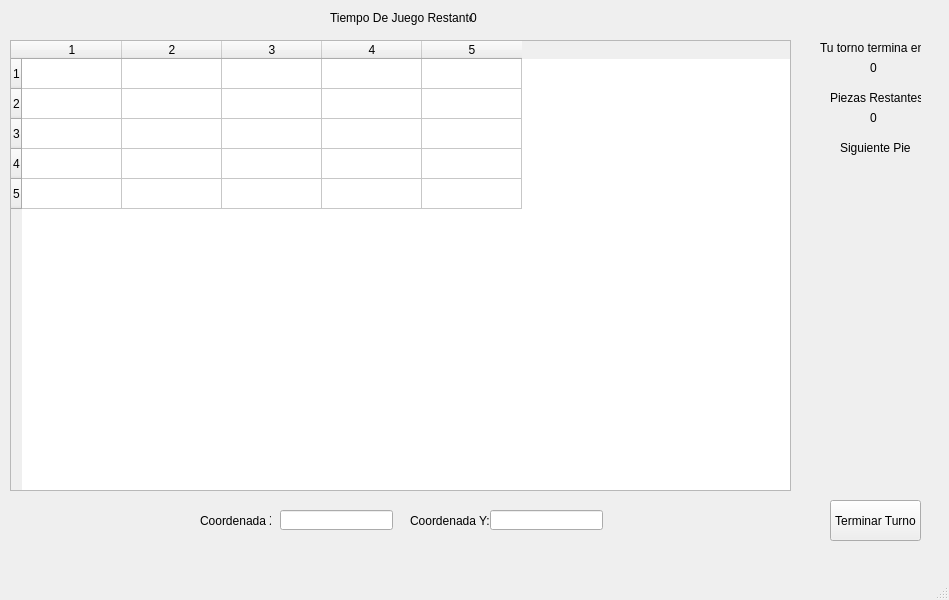
Qt form GameView.ui (CamiloSincal/IPC2_Proyecto1_202000605) before a commit.
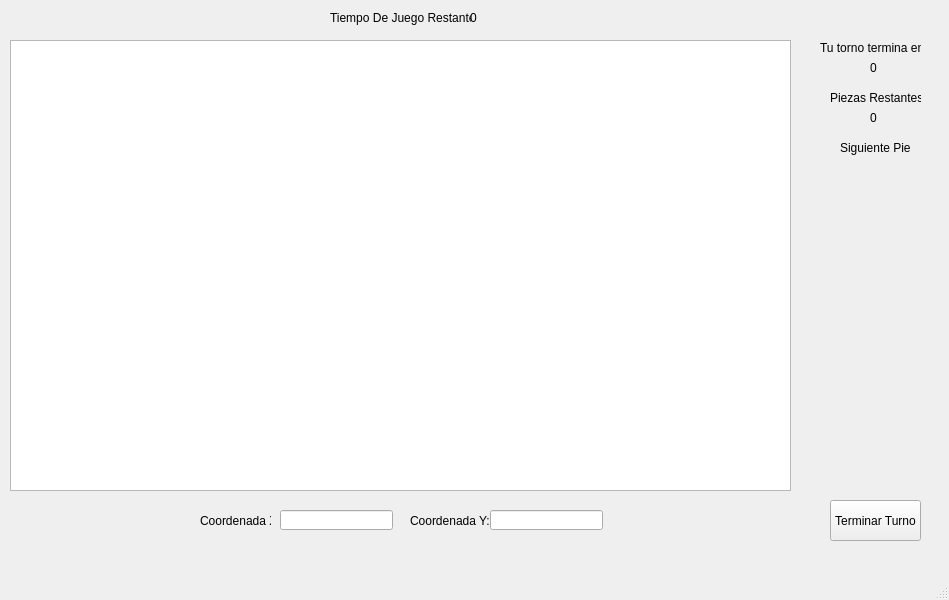
The same form after that commit.

```diff
--- a/GameView.ui
+++ b/GameView.ui
@@ -30,10 +30,10 @@
      </rect>
     </property>
     <property name="rowCount">
-     <number>5</number>
+     <number>0</number>
     </property>
     <property name="columnCount">
-     <number>5</number>
+     <number>0</number>
     </property>
     <attribute name="horizontalHeaderCascadingSectionResizes">
      <bool>false</bool>
@@ -59,16 +59,6 @@
     <attribute name="verticalHeaderStretchLastSection">
      <bool>false</bool>
     </attribute>
-    <row/>
-    <row/>
-    <row/>
-    <row/>
-    <row/>
-    <column/>
-    <column/>
-    <column/>
-    <column/>
-    <column/>
    </widget>
    <widget class="QLabel" name="label">
     <property name="geometry">
```
Left out of the diff: 6 changed lines with no effect on the pictures.
